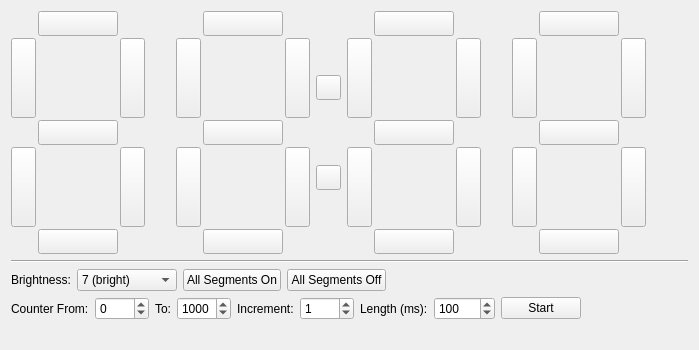
Above: src/brickv/plugin_system/plugins/segment_display_4x7/ui/segment_display_4x7.ui from Tinkerforge/brickv before the change. Below: the same form after it.
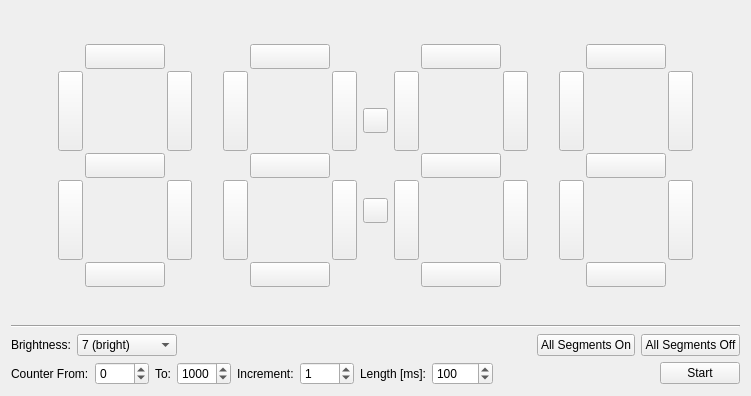
That is the form after the change.

Patch:
```diff
--- a/src/brickv/plugin_system/plugins/segment_display_4x7/ui/segment_display_4x7.ui
+++ b/src/brickv/plugin_system/plugins/segment_display_4x7/ui/segment_display_4x7.ui
@@ -6,16 +6,42 @@
    <rect>
     <x>0</x>
     <y>0</y>
-    <width>699</width>
-    <height>350</height>
+    <width>751</width>
+    <height>396</height>
    </rect>
   </property>
   <property name="windowTitle">
    <string>Form</string>
   </property>
   <layout class="QVBoxLayout" name="verticalLayout">
+   <item>
+    <spacer name="verticalSpacer_5">
+     <property name="orientation">
+      <enum>Qt::Vertical</enum>
+     </property>
+     <property name="sizeHint" stdset="0">
+      <size>
+       <width>0</width>
+       <height>0</height>
+      </size>
+     </property>
+    </spacer>
+   </item>
    <item>
     <layout class="QHBoxLayout" name="horizontalLayout">
+     <item>
+      <spacer name="horizontalSpacer_4">
+       <property name="orientation">
+        <enum>Qt::Horizontal</enum>
+       </property>
+       <property name="sizeHint" stdset="0">
+        <size>
+         <width>0</width>
+         <height>0</height>
+        </size>
+       </property>
+      </spacer>
+     </item>
      <item>
       <layout class="QGridLayout" name="gridLayout">
        <property name="spacing">
@@ -879,14 +905,27 @@
        </property>
        <property name="sizeHint" stdset="0">
         <size>
-         <width>40</width>
-         <height>20</height>
+         <width>0</width>
+         <height>0</height>
         </size>
        </property>
       </spacer>
      </item>
     </layout>
    </item>
+   <item>
+    <spacer name="verticalSpacer">
+     <property name="orientation">
+      <enum>Qt::Vertical</enum>
+     </property>
+     <property name="sizeHint" stdset="0">
+      <size>
+       <width>0</width>
+       <height>0</height>
+      </size>
+     </property>
+    </spacer>
+   </item>
    <item>
     <widget class="Line" name="line">
      <property name="orientation">
@@ -956,6 +995,19 @@
        </item>
       </widget>
      </item>
+     <item>
+      <spacer name="horizontalSpacer_2">
+       <property name="orientation">
+        <enum>Qt::Horizontal</enum>
+       </property>
+       <property name="sizeHint" stdset="0">
+        <size>
+         <width>40</width>
+         <height>20</height>
+        </size>
+       </property>
+      </spacer>
+     </item>
      <item>
       <widget class="QPushButton" name="button_all_segments_on">
        <property name="text">
@@ -970,19 +1022,6 @@
        </property>
       </widget>
      </item>
-     <item>
-      <spacer name="horizontalSpacer_2">
-       <property name="orientation">
-        <enum>Qt::Horizontal</enum>
-       </property>
-       <property name="sizeHint" stdset="0">
-        <size>
-         <width>40</width>
-         <height>20</height>
-        </size>
-       </property>
-      </spacer>
-     </item>
     </layout>
    </item>
    <item>
@@ -1050,7 +1089,7 @@
      <item>
       <widget class="QLabel" name="label_5">
        <property name="text">
-        <string>Length (ms):</string>
+        <string>Length [ms]:</string>
        </property>
       </widget>
      </item>
@@ -1064,6 +1103,19 @@
        </property>
       </widget>
      </item>
+     <item>
+      <spacer name="horizontalSpacer_3">
+       <property name="orientation">
+        <enum>Qt::Horizontal</enum>
+       </property>
+       <property name="sizeHint" stdset="0">
+        <size>
+         <width>40</width>
+         <height>20</height>
+        </size>
+       </property>
+      </spacer>
+     </item>
      <item>
       <widget class="QPushButton" name="button_start">
        <property name="text">
@@ -1071,34 +1123,8 @@
        </property>
       </widget>
      </item>
-     <item>
-      <spacer name="horizontalSpacer_3">
-       <property name="orientation">
-        <enum>Qt::Horizontal</enum>
-       </property>
-       <property name="sizeHint" stdset="0">
-        <size>
-         <width>40</width>
-         <height>20</height>
-        </size>
-       </property>
-      </spacer>
-     </item>
     </layout>
    </item>
-   <item>
-    <spacer name="verticalSpacer">
-     <property name="orientation">
-      <enum>Qt::Vertical</enum>
-     </property>
-     <property name="sizeHint" stdset="0">
-      <size>
-       <width>20</width>
-       <height>0</height>
-      </size>
-     </property>
-    </spacer>
-   </item>
   </layout>
  </widget>
  <resources/>
```
